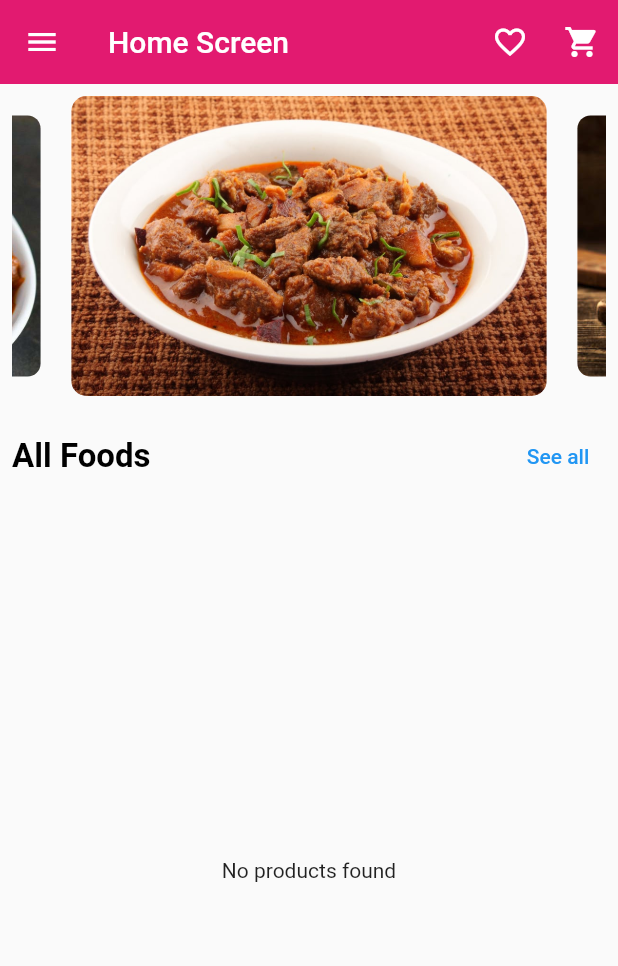
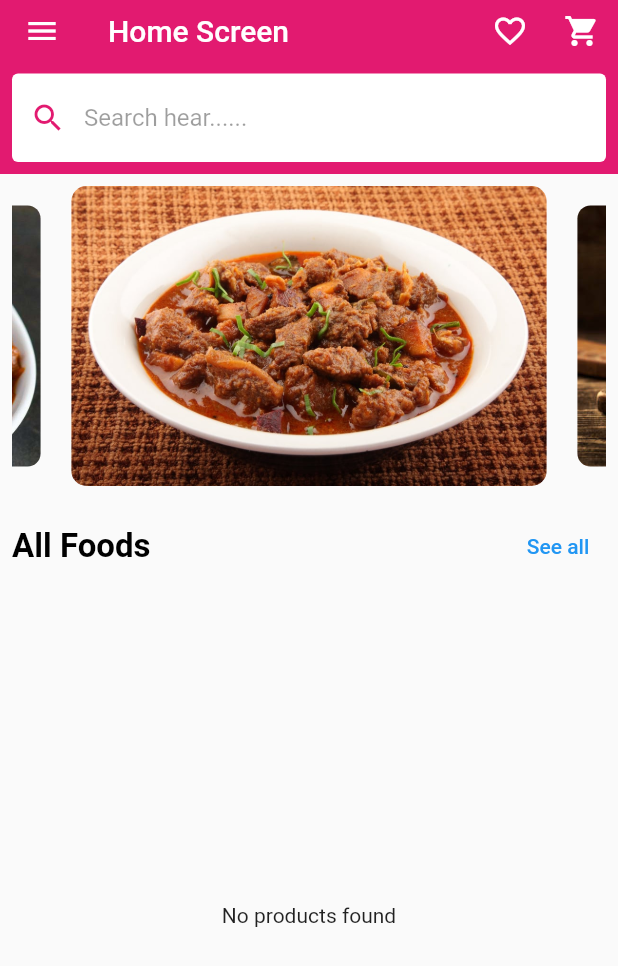
Before and after one commit to arifxpartbd/food-shop-app, a Flutter app: the HomeScreen screen opened directly, on a phone screen of 412 x 824 dp. Shown: the top 966 px of the screen. Run offline on Flutter 3.47's test engine with Material 2 defaults, Android fonts, the phone set to English and light mode, and no system bars; drawn by our look-alikes of carousel_slider; our stand-ins replace cloud_firestore, firebase_auth, firebase_core, firebase_messaging, firebase_storage, get and 1 more; accounts and stored records are empty.

Commit message:
admin mode ok

```diff
--- a/lib/screens/home_screen.dart
+++ b/lib/screens/home_screen.dart
@@ -5,8 +5,9 @@ import 'package:flutter/material.dart';
 import 'package:food_delivery_app/getxControllerFile/product_controller.dart';
 import 'package:food_delivery_app/getxControllerFile/user_auth_controller.dart';
 import 'package:food_delivery_app/models/product_model.dart';
-import 'package:food_delivery_app/screens/add_product_screen.dart';
-import 'package:food_delivery_app/screens/admin_order_screen.dart';
+import 'package:food_delivery_app/screens/adminsection/add_product_screen.dart';
+import 'package:food_delivery_app/screens/adminsection/admin_order_screen.dart';
+import 'package:food_delivery_app/screens/adminsection/admin_screen.dart';
 import 'package:food_delivery_app/screens/cart_list_screen.dart';
 import 'package:food_delivery_app/screens/favorite_screen.dart';
 import 'package:food_delivery_app/screens/login_screen.dart';
@@ -15,6 +16,7 @@ import 'package:food_delivery_app/screens/product_details_page.dart';
 import 'package:food_delivery_app/screens/profile_update_screen.dart';
 import 'package:food_delivery_app/screens/see_all_product.dart';
 import 'package:food_delivery_app/utils/my_text_style.dart';
+import 'package:food_delivery_app/widgets/app_text_field.dart';
 import 'package:get/get.dart';
 
 import '../utils/my_colors.dart';
@@ -89,6 +91,26 @@ class _HomeScreenState extends State<HomeScreen> {
               },
               icon: const Icon(Icons.shopping_cart)),
         ],
+        bottom: PreferredSize(
+          preferredSize: const Size.fromHeight(60),
+          child: Padding(
+            padding: const EdgeInsets.all(8.0),
+            child: GestureDetector(
+              onTap: (){
+                Get.to(const SeeAllProductScreen());
+              },
+              child: AppTextField(
+                textFieldEnable: false,
+                hintText: 'Search hear......',
+                textInputType: TextInputType.text, prefixIcon: Icons.search,
+                controller: TextEditingController(), validator: (value) {
+
+              },
+              ),
+            ),
+          ),
+
+        ),
       ),
       body: Padding(
         padding: const EdgeInsets.all(8.0),
@@ -242,6 +264,13 @@ class _HomeScreenState extends State<HomeScreen> {
               thickness: 1,
               color: Colors.black12,
             ),
+            ListTile(
+              leading: Icon(Icons.sync,color: MyColors.brandColor,),
+              title: Text("Switch to admin mode"),
+            onTap: (){
+              Get.offAll(AdminScreen());
+            },
+            ),
             const ListTile(
               title: Text('Become a pandapro'),
               leading: Icon(
@@ -256,9 +285,12 @@ class _HomeScreenState extends State<HomeScreen> {
                 color: MyColors.brandColor,
               ),
             ),
-            const ListTile(
-              title: Text('Favourites'),
-              leading: Icon(
+             ListTile(
+              onTap: (){
+                Get.to(FavoriteScreen());
+              },
+              title: const Text('Favourites'),
+              leading: const Icon(
                 Icons.favorite_border,
                 color: MyColors.brandColor,
               ),
@@ -267,8 +299,8 @@ class _HomeScreenState extends State<HomeScreen> {
               onTap: (){
                 Get.to(OrderScreen());
               },
-              title: Text('Orders & reordering'),
-              leading: Icon(
+              title: const Text('Orders & reordering'),
+              leading: const Icon(
                 Icons.list_alt,
                 color: MyColors.brandColor,
               ),
@@ -280,13 +312,6 @@ class _HomeScreenState extends State<HomeScreen> {
               title: const Text('Profile'),
               leading: const Icon(
                 Icons.person,
-                color: MyColors.brandColor,
-              ),
-            ),
-            const ListTile(
-              title: Text('Address'),
-              leading: Icon(
-                Icons.location_on,
                 color: MyColors.brandColor,
               ),
             ),
@@ -309,7 +334,9 @@ class _HomeScreenState extends State<HomeScreen> {
               color: Colors.black12,
             ),
             ListTile(
-              onTap: () {},
+              onTap: () {
+                Get.to(const ProfileScreen());
+              },
               title: const Text('Settings'),
             ),
             ListTile(
@@ -324,17 +351,17 @@ class _HomeScreenState extends State<HomeScreen> {
               },
               title: const Text('Log out'),
             ),
-            ListTile(
-              onTap: () {
-                Get.to(const AddProductScreen());
-              },
-              title: const Text('Add Product'),
-            ),ListTile(
-              onTap: () {
-                Get.to( AdminOrdersScreen());
-              },
-              title: const Text('Admin orders'),
-            ),
+            // ListTile(
+            //   onTap: () {
+            //     Get.to(const AddProductScreen());
+            //   },
+            //   title: const Text('Add Product'),
+            // ),ListTile(
+            //   onTap: () {
+            //     Get.to( AdminOrdersScreen());
+            //   },
+            //   title: const Text('Admin orders'),
+            // ),
           ],
         ),
       ),
--- a/lib/widgets/app_text_field.dart
+++ b/lib/widgets/app_text_field.dart
@@ -11,6 +11,8 @@ class AppTextField extends StatelessWidget {
     required this.validator,
     this.textFieldEnable,
     this.maxLine,
+    this.focusNode,
+    this.onChange
   });
   final String hintText;
   final TextInputType textInputType;
@@ -19,15 +21,19 @@ class AppTextField extends StatelessWidget {
   final String? Function(String?) validator;
   final bool? textFieldEnable;
   final int? maxLine;
+  final FocusNode? focusNode;
+  final String? Function(String?)? onChange;
 
 
   @override
   Widget build(BuildContext context) {
     return TextFormField(
+      focusNode: focusNode,
       maxLines: maxLine,
       enabled: textFieldEnable,
       controller: controller,
       validator: validator,
+      onChanged: onChange,
       decoration: InputDecoration(
         prefixIcon: Icon(
           prefixIcon,
```
Also changed, not shown: lib/screens/adminsection/admin_screen.dart (added, +107 -0 lines), lib/screens/adminsection/product_update_search.dart (added, +139 -0 lines), lib/screens/product_update_screen.dart (added, +121 -0 lines), lib/screens/profile_update_screen.dart (+7 -0 lines), lib/screens/see_all_product.dart (+34 -27 lines), lib/screens/adminsection/add_product_screen.dart (renamed from lib/screens/add_product_screen.dart), lib/screens/adminsection/admin_order_screen.dart (renamed from lib/screens/admin_order_screen.dart).
